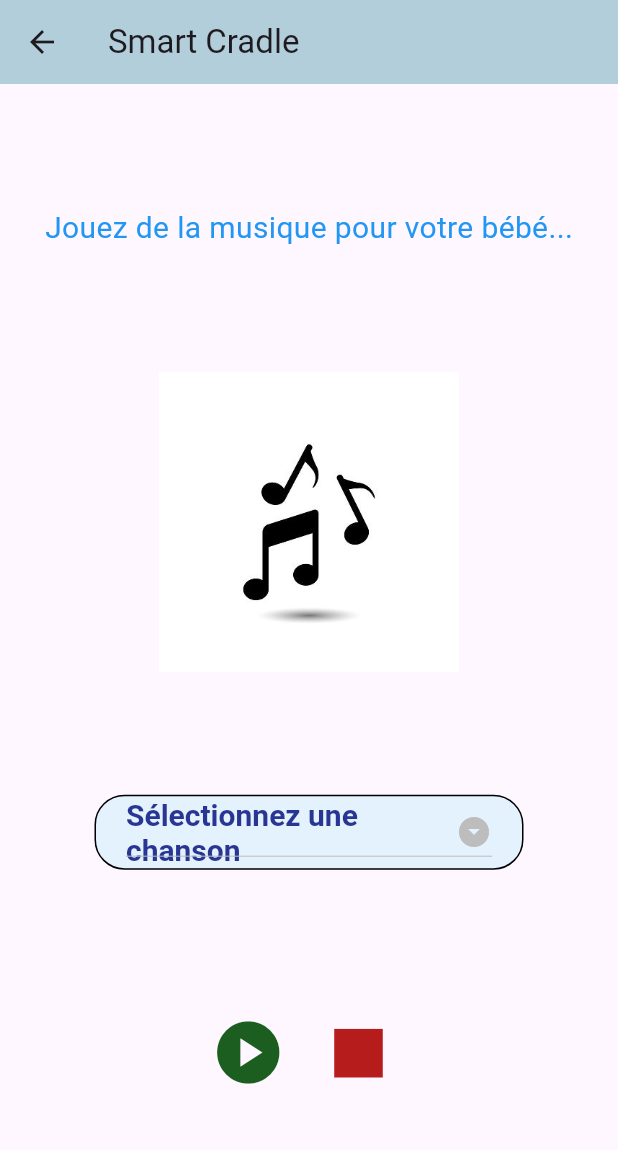
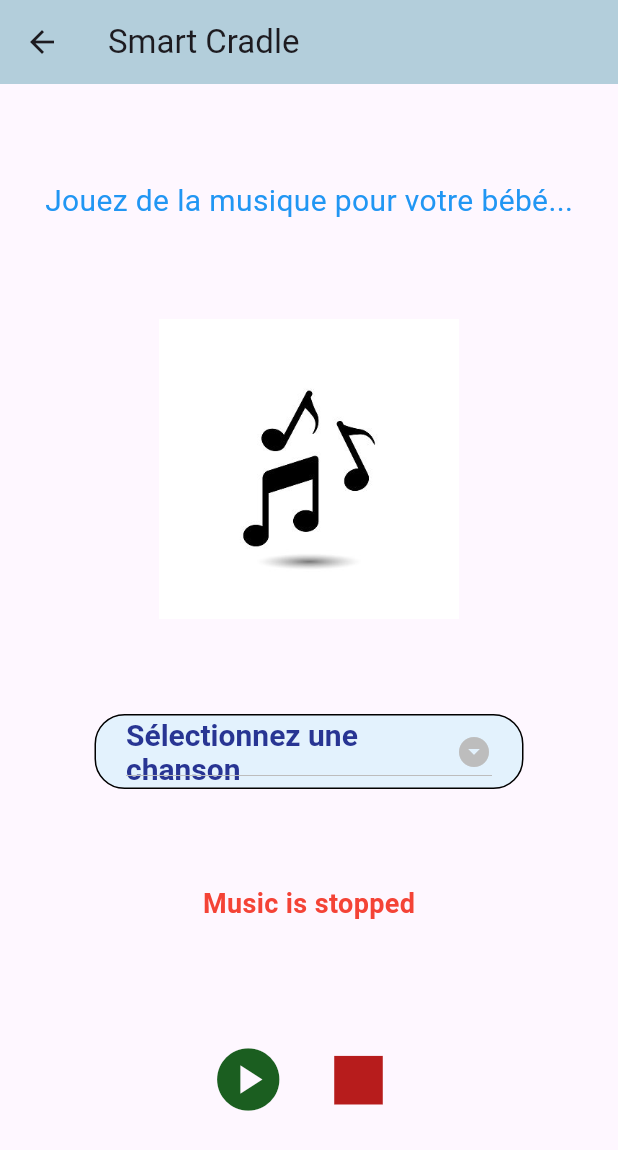
Before and after one commit to talbioumaima06/litbebe_flutter, a Flutter app: the Music screen opened by its route, on a phone screen of 412 x 824 dp. Shown: the top 1150 px of the screen. Run offline on Flutter 3.47's test engine with Material 3 defaults, Android fonts, the phone set to English and light mode, and no system bars; our stand-ins replace firebase_auth, firebase_core, firebase_database, firebase_messaging, flutter_colorpicker, flutter_local_notifications and 3 more; accounts and stored records are empty.

Commit message:
music finish and it's working perfectly

```diff
--- a/lib/pages/music/music.dart
+++ b/lib/pages/music/music.dart
@@ -13,11 +13,14 @@ class _MusicState extends State<Music> {
   String? dropdownValue;
   List<String> items = [];
   final DatabaseReference databaseRef = FirebaseDatabase.instance.ref();
+  bool isPlaying = false;
 
   @override
   void initState() {
     super.initState();
     fetchPlaylist();
+    fetchCurrentPlaying();
+    listenToPlayingStatus();
   }
 
   Future<void> fetchPlaylist() async {
@@ -28,6 +31,27 @@ class _MusicState extends State<Music> {
         items = playlist.split(',');
       });
     }
+  }
+
+  Future<void> fetchCurrentPlaying() async {
+    DataSnapshot snapshot = await databaseRef.child('music/current_playing').get();
+    if (snapshot.exists) {
+      String currentPlaying = snapshot.value as String;
+      setState(() {
+        dropdownValue = currentPlaying;
+      });
+    }
+  }
+
+  void listenToPlayingStatus() {
+    databaseRef.child('music/playing').onValue.listen((event) {
+      if (event.snapshot.exists) {
+        int playingStatus = event.snapshot.value as int;
+        setState(() {
+          isPlaying = playingStatus == 1;
+        });
+      }
+    });
   }
 
   void setSong(String song, String state) async {
@@ -121,6 +145,16 @@ class _MusicState extends State<Music> {
                 ),
               ),
             ),
+            Text(
+              isPlaying
+                  ? 'Playing: ${dropdownValue ?? 'No song selected'}'
+                  : 'Music is stopped',
+              style: TextStyle(
+                fontSize: 18,
+                color: isPlaying ? Colors.green : Colors.red,
+                fontWeight: FontWeight.bold,
+              ),
+            ),
             Row(
               mainAxisAlignment: MainAxisAlignment.center,
               children: [
```
